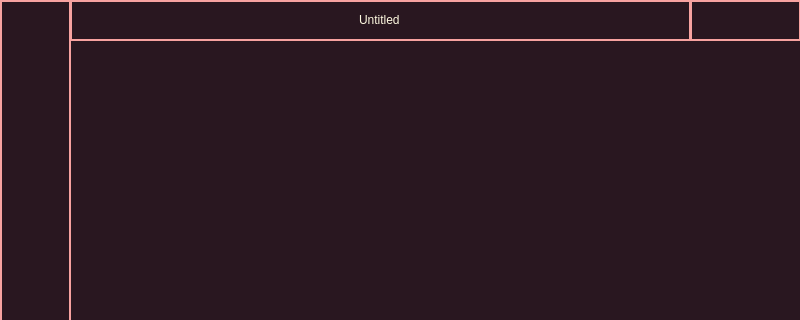
First picture: the form in 124-Brainrot-Language.ui, repository FranceRafaelSalacut/124_IDE_and_COMPILER, before the edit; both pictures show x 0 to 800 and y 0 to 320 of the 800 by 600 pixel window.
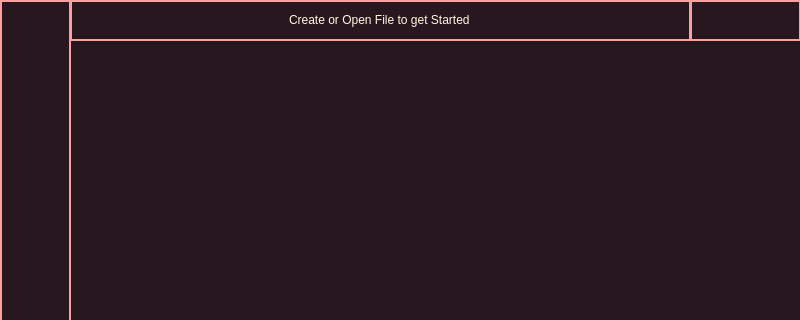
Second picture: the form after the edit. Icons and pictures are not drawn.

The edit to the form file:
```diff
--- a/124-Brainrot-Language.ui
+++ b/124-Brainrot-Language.ui
@@ -67,7 +67,7 @@
 text-align: center;</string>
        </property>
        <property name="text">
-        <string>Untitled</string>
+        <string>Create or Open File to get Started</string>
        </property>
        <property name="alignment">
         <set>Qt::AlignCenter</set>
```
